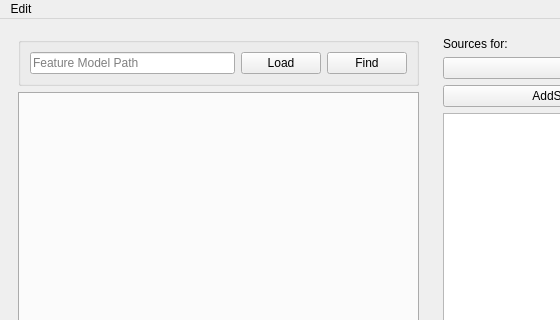
se-sic/vara-feature, file tools/fm-editor/FeatureModelEditor.ui: the form before one commit; both pictures show x 0 to 560 and y 0 to 320 of the 943 by 896 pixel window.
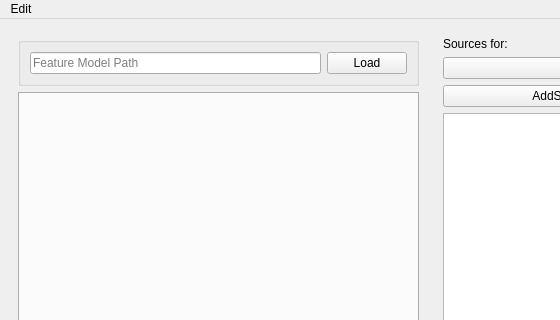
The form after the commit.

Commit message: Add the ability to remove features from the model

```diff
--- a/tools/fm-editor/FeatureModelEditor.ui
+++ b/tools/fm-editor/FeatureModelEditor.ui
@@ -127,13 +127,6 @@
             </property>
            </widget>
           </item>
-          <item row="0" column="2">
-           <widget class="QPushButton" name="findModel">
-            <property name="text">
-             <string>Find</string>
-            </property>
-           </widget>
-          </item>
          </layout>
         </widget>
        </item>
```
The commit also changes 13 other files.
